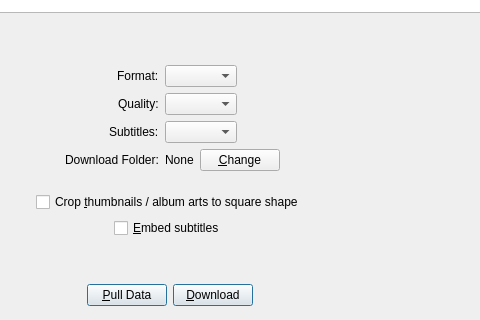
Before: the Qt Designer form src/designer/tab.ui in markop404/media-downloader, drawn with Qt 5; both pictures show x 444 to 924 and y 190 to 510 of the 1227 by 623 pixel window.
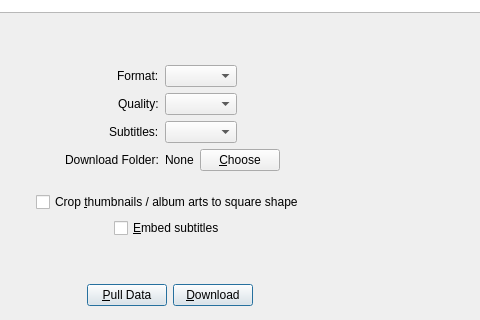
After: the same form once the commit is applied. Icons and pictures are not drawn. Custom widgets are drawn as their Qt base class.

Diff of the .ui file:
```diff
--- a/src/designer/tab.ui
+++ b/src/designer/tab.ui
@@ -2,6 +2,12 @@
 <ui version="4.0">
  <class>Tab</class>
  <widget class="QWidget" name="Tab">
+  <property name="font">
+   <font>
+    <stylestrategy>PreferAntialias</stylestrategy>
+    <hintingpreference>PreferFullHinting</hintingpreference>
+   </font>
+  </property>
   <layout class="QVBoxLayout" name="verticalLayout">
    <item>
     <widget class="PlainTextEdit" name="plainTextEdit">
@@ -148,7 +154,7 @@
           <string>Alt+C</string>
          </property>
          <property name="text">
-          <string>&amp;Change</string>
+          <string>&amp;Choose</string>
          </property>
          <property name="icon">
           <iconset theme="document-save-as"/>
@@ -428,16 +434,16 @@
   </layout>
  </widget>
  <customwidgets>
-  <customwidget>
-   <class>PlainTextEdit</class>
-   <extends>QPlainTextEdit</extends>
-   <header>custom_widgets.plaintextedit</header>
-  </customwidget>
   <customwidget>
    <class>ComboBox</class>
    <extends>QComboBox</extends>
    <header>custom_widgets.combobox</header>
   </customwidget>
+  <customwidget>
+   <class>PlainTextEdit</class>
+   <extends>QPlainTextEdit</extends>
+   <header>custom_widgets.plaintextedit</header>
+  </customwidget>
   <customwidget>
    <class>LargePushButton</class>
    <extends>QPushButton</extends>
```
Left out of the diff: 6 changed lines with no effect on the pictures.
